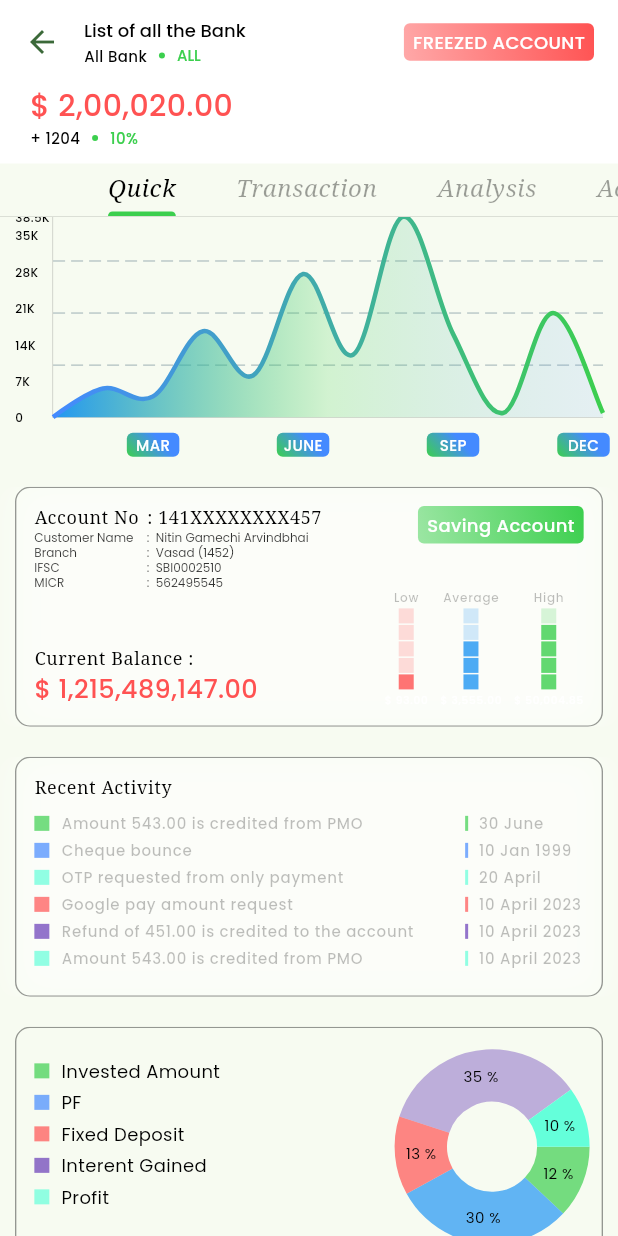
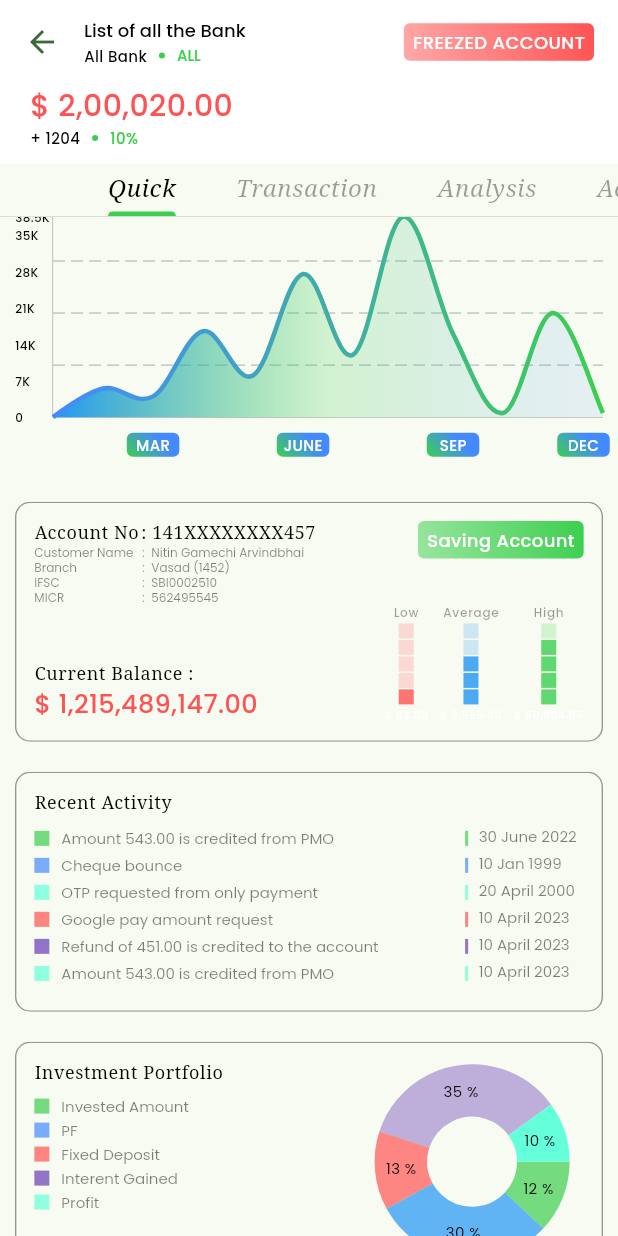
Before and after one commit to GamechiNitin/SimpleBank, a Flutter app: the WatchListScreen screen opened directly, after a tap on the "format list bulleted" icon, after a tap on "All Bank", on a phone screen of 412 x 824 dp. Run offline on Flutter 3.47's test engine with Material 2 defaults, Android fonts, the phone set to English and light mode, and no system bars; drawn by our look-alikes of fl_chart; our stand-ins replace flutter_bloc, google_fonts, shared_preferences; accounts and stored records are empty; network calls fail.

Commit message:
BorderContainer Widget | Bug Fixes | Import Fix

```diff
--- a/lib/utils/colors.dart
+++ b/lib/utils/colors.dart
@@ -14,6 +14,7 @@
 const Color kBlackColor = Colors.black;
 
 Color kHintColor = Colors.black26;
+Color kLightDisabledColor = const Color(0x61000000);
 
 const Color kErrorColor = Colors.redAccent;
 const Color kRedColor = Colors.red;
--- a/lib/utils/import.dart
+++ b/lib/utils/import.dart
@@ -10,7 +10,7 @@
 // Home - BNB
 export 'package:simple_bank/view/screen/market/market_screen.dart';
 export 'package:simple_bank/view/screen/dashboard/dashboard_screen.dart';
-// Home - BNB - Componenr
+// Home - BNB - Component
 export 'package:simple_bank/view/screen/watchlist/watchlist_home/component/watchlist_component.dart';
 
 // Utils
@@ -33,3 +33,4 @@
 export 'package:simple_bank/view/widget/quick_icon_listtile_widget.dart';
 export 'package:simple_bank/view/widget/quick_icon_widget.dart';
 export 'package:simple_bank/view/widget/dm_widget.dart';
+export 'package:simple_bank/view/widget/border_container_widget.dart';
--- a/lib/utils/theme.dart
+++ b/lib/utils/theme.dart
@@ -77,10 +77,10 @@
         color: kBlackColor,
       ),
       labelSmall: GoogleFonts.poppins(
-        color: kHintColor,
+        color: kLightDisabledColor,
       ),
       displaySmall: GoogleFonts.poppins(
-        color: kBlackColor.withOpacity(0.8),
+        color: kBlackColor.withOpacity(0.5),
       ),
     ),
   );
@@ -148,7 +148,7 @@
       labelSmall: GoogleFonts.poppins(color: kLightWhiteColor),
       bodySmall: GoogleFonts.notoSerif(color: kWhiteColor),
       displaySmall: GoogleFonts.poppins(
-        color: kWhiteColor.withOpacity(0.8),
+        color: kWhiteColor.withOpacity(0.6)
       ),
     ),
   );
--- a/lib/view/screen/watchlist/watchlist_details/component/chart_tab_component.dart
+++ b/lib/view/screen/watchlist/watchlist_details/component/chart_tab_component.dart
@@ -33,37 +33,9 @@
 
   @override
   Widget build(BuildContext context) {
-    return ClipRRect(
-      borderRadius: applyBorder != null
-          ? BorderRadius.circular(kBorderRadius)
-          : BorderRadius.zero,
-      child: Container(
-        margin: applyBorder == true
-            ? const EdgeInsets.symmetric(horizontal: 10)
-            : EdgeInsets.zero,
-        padding: const EdgeInsets.symmetric(horizontal: 12, vertical: 12),
-        height: 160,
-        width: double.infinity,
-        decoration: BoxDecoration(
-          borderRadius:
-              applyBorder == true ? BorderRadius.circular(kBorderRadius) : null,
-          color: color.withOpacity(0.2),
-          border: Border.all(
-            color: Theme.of(context)
-                .appBarTheme
-                .titleTextStyle!
-                .color!
-                .withOpacity(0.4),
-            width: 0.9,
-          ),
-          boxShadow: [
-            BoxShadow(
-              blurRadius: 20,
-              spreadRadius: 0,
-              color: color.withAlpha(120),
-            )
-          ],
-        ),
+    return BorderContainerWidget(
+      color: color,
+      applyBorder: applyBorder,
       child: Row(
         crossAxisAlignment: CrossAxisAlignment.start,
         mainAxisAlignment: MainAxisAlignment.spaceBetween,
@@ -78,7 +50,7 @@
                     Row(
                       children: [
                         SizedBox(
-                            width: 75,
+                          width: 71,
                           child: Text(
                             "Account No",
                             style: Theme.of(context).textTheme.bodySmall,
@@ -189,7 +161,6 @@
           ),
         ],
       ),
-      ),
     );
   }
 }
--- a/lib/view/screen/watchlist/watchlist_details/component/pie_chart_component.dart
+++ b/lib/view/screen/watchlist/watchlist_details/component/pie_chart_component.dart
@@ -2,6 +2,7 @@
 import 'package:flutter/material.dart';
 import 'package:simple_bank/utils/colors.dart';
 import 'package:simple_bank/utils/dimens.dart';
+import 'package:simple_bank/view/widget/border_container_widget.dart';
 
 class PieChartComponent extends StatelessWidget {
   const PieChartComponent({super.key, required this.color, this.applyBorder});
@@ -9,65 +10,42 @@
   final bool? applyBorder;
   @override
   Widget build(BuildContext context) {
-    return ClipRRect(
-      borderRadius: applyBorder != null
-          ? BorderRadius.circular(kBorderRadius)
-          : BorderRadius.zero,
-      child: Container(
-        margin: applyBorder == true
-            ? const EdgeInsets.symmetric(horizontal: 10)
-            : EdgeInsets.zero,
-        padding: const EdgeInsets.symmetric(horizontal: 12, vertical: 20),
-        height: 160,
-        width: double.infinity,
-        decoration: BoxDecoration(
-          borderRadius:
-              applyBorder == true ? BorderRadius.circular(kBorderRadius) : null,
-          color: color.withOpacity(0.2),
-          border: Border.all(
-            color: Theme.of(context)
-                .appBarTheme
-                .titleTextStyle!
-                .color!
-                .withOpacity(0.4),
-            width: 0.9,
-          ),
-          boxShadow: [
-            BoxShadow(
-              blurRadius: 20,
-              spreadRadius: 0,
-              color: color.withAlpha(120),
-            )
-          ],
-        ),
+    return BorderContainerWidget(
+      color: color,
+      applyBorder: applyBorder,
       child: Row(
-          crossAxisAlignment: CrossAxisAlignment.center,
         children: [
           Expanded(
             flex: 2,
             child: Column(
-                children: const [
-                  HitPieChart(
+              crossAxisAlignment: CrossAxisAlignment.start,
+              children: [
+                Text(
+                  "Investment Portfolio",
+                  style: Theme.of(context).textTheme.bodySmall,
+                ),
+                const SizedBox(height: 8),
+                const HitPieChart(
                   color: kPrimaryColor,
                   label: "Invested Amount",
                 ),
-                  SizedBox(height: 4),
-                  HitPieChart(
+                const SizedBox(height: 4),
+                const HitPieChart(
                   color: kBlueAccentColor,
                   label: "PF",
                 ),
-                  SizedBox(height: 4),
-                  HitPieChart(
+                const SizedBox(height: 4),
+                const HitPieChart(
                   color: kLightPrimaryColor,
                   label: "Fixed Deposit",
                 ),
-                  SizedBox(height: 4),
-                  HitPieChart(
+                const SizedBox(height: 4),
+                const HitPieChart(
                   color: Colors.deepPurple,
                   label: "Interent Gained",
                 ),
-                  SizedBox(height: 4),
-                  HitPieChart(
+                const SizedBox(height: 4),
+                const HitPieChart(
                   color: Colors.tealAccent,
                   label: "Profit",
                 ),
@@ -138,8 +116,8 @@
               swapAnimationCurve: Curves.linear,
             ),
           ),
+          const SizedBox(width: 16),
         ],
-        ),
       ),
     );
   }
@@ -164,8 +142,8 @@
         ),
         Text(
           label,
-          style: Theme.of(context).textTheme.bodyMedium?.copyWith(
-                fontSize: size12,
+          style: Theme.of(context).textTheme.displaySmall?.copyWith(
+                fontSize: size10,
                 // fontWeight: FontWeight.w500,
               ),
         ),
--- a/lib/view/screen/watchlist/watchlist_details/component/recent_activity_component.dart
+++ b/lib/view/screen/watchlist/watchlist_details/component/recent_activity_component.dart
@@ -1,3 +1,4 @@
+
 import 'package:simple_bank/utils/import.dart';
 
 class RecentActivityComponent extends StatelessWidget {
@@ -15,37 +16,9 @@
   final bool? applyBorder;
   @override
   Widget build(BuildContext context) {
-    return ClipRRect(
-      borderRadius: applyBorder != null
-          ? BorderRadius.circular(kBorderRadius)
-          : BorderRadius.zero,
-      child: Container(
-        margin: applyBorder == true
-            ? const EdgeInsets.symmetric(horizontal: 10)
-            : EdgeInsets.zero,
-        padding: const EdgeInsets.symmetric(horizontal: 12, vertical: 12),
-        height: 160,
-        width: double.infinity,
-        decoration: BoxDecoration(
-          borderRadius:
-              applyBorder == true ? BorderRadius.circular(kBorderRadius) : null,
-          color: color.withOpacity(0.2),
-          border: Border.all(
-            color: Theme.of(context)
-                .appBarTheme
-                .titleTextStyle!
-                .color!
-                .withOpacity(0.4),
-            width: 0.9,
-          ),
-          boxShadow: [
-            BoxShadow(
-              blurRadius: 20,
-              spreadRadius: 0,
-              color: color.withAlpha(120),
-            )
-          ],
-        ),
+    return BorderContainerWidget(
+      color: color,
+      applyBorder: applyBorder,
       child: Column(
         crossAxisAlignment: CrossAxisAlignment.start,
         children: [
@@ -68,7 +41,6 @@
             ),
           ),
         ],
-        ),
       ),
     );
   }
@@ -98,7 +70,7 @@
         Expanded(
           child: Text(
             activity,
-            style: Theme.of(context).textTheme.labelSmall?.copyWith(
+            style: Theme.of(context).textTheme.displaySmall?.copyWith(
                   fontSize: size10,
                 ),
           ),
@@ -115,7 +87,7 @@
           height: 15,
           child: Text(
             date,
-            style: Theme.of(context).textTheme.labelSmall?.copyWith(
+            style: Theme.of(context).textTheme.displaySmall?.copyWith(
                   fontSize: size10,
                 ),
           ),
--- a/lib/view/screen/watchlist/watchlist_details/component/sublabel_component.dart
+++ b/lib/view/screen/watchlist/watchlist_details/component/sublabel_component.dart
@@ -11,7 +11,7 @@
     return Row(
       children: [
         SizedBox(
-          width: 75,
+          width: 72,
           child: Text(
             l1 ?? "",
             style: Theme.of(context).textTheme.displaySmall?.copyWith(
--- a/lib/view/screen/watchlist/watchlist_details/tabs/chart_tabs.dart
+++ b/lib/view/screen/watchlist/watchlist_details/tabs/chart_tabs.dart
@@ -1,11 +1,8 @@
-import 'package:fl_chart/fl_chart.dart';
 import 'package:simple_bank/utils/import.dart';
 import 'package:simple_bank/view/screen/watchlist/watchlist_details/component/chart_tab_component.dart';
 import 'package:simple_bank/view/screen/watchlist/watchlist_details/component/pie_chart_component.dart';
 import 'package:simple_bank/view/screen/watchlist/watchlist_details/component/recent_activity_component.dart';
-import 'package:simple_bank/view/screen/watchlist/watchlist_details/component/sublabel_component.dart';
 import 'package:simple_bank/view/widget/chart/line_chart.dart';
-import 'package:simple_bank/view/widget/chart/mini_hit_bar_chart.dart';
 
 class ChartTab extends StatelessWidget {
   const ChartTab({super.key});
@@ -15,7 +12,7 @@
     return ListView(
       children: [
         const LineChartWidget(),
-        const SizedBox(height: 20),
+        const SizedBox(height: 30),
         ChartTabComponent(
           accountNumber: "141XXXXXXXX457",
           branch: "Vasad (1452)",
@@ -27,7 +24,7 @@
           lowAmount: "93.00",
           averageAmount: "3,555.00",
           highAmount: "50,004.85",
-          color: Theme.of(context).appBarTheme.backgroundColor!,
+          color: Theme.of(context).scaffoldBackgroundColor,
           applyBorder: true,
         ),
         const SizedBox(height: 20),
@@ -57,7 +54,7 @@
             "10 April 2023",
           ],
           applyBorder: true,
-          color: Theme.of(context).appBarTheme.backgroundColor!,
+          color: Theme.of(context).scaffoldBackgroundColor,
         ),
         const SizedBox(height: 20),
         PieChartComponent(
--- a/lib/view/screen/watchlist/watchlist_details/watchlist_details_screen.dart
+++ b/lib/view/screen/watchlist/watchlist_details/watchlist_details_screen.dart
@@ -1,10 +1,7 @@
-import 'dart:developer';
 
 import 'package:simple_bank/utils/import.dart';
 import 'package:simple_bank/view/screen/watchlist/watchlist_details/component/account_info_appbar_component.dart';
 import 'package:simple_bank/view/screen/watchlist/watchlist_details/tabs/chart_tabs.dart';
-import 'package:simple_bank/view/screen/watchlist/watchlist_home/component/grid_component.dart';
-import 'package:simple_bank/view/widget/chart/line_chart.dart';
 import 'package:simple_bank/view/widget/persistent_header.dart';
 import 'package:simple_bank/view/widget/persistent_tabbar.dart';
 
--- /dev/null
+++ b/lib/view/widget/border_container_widget.dart
@@ -0,0 +1,47 @@
+import 'package:simple_bank/utils/import.dart';
+
+class BorderContainerWidget extends StatelessWidget {
+  const BorderContainerWidget(
+      {super.key, this.applyBorder, required this.color, required this.child});
+  final bool? applyBorder;
+  final Color color;
+  final Widget child;
+
+  @override
+  Widget build(BuildContext context) {
+    return ClipRRect(
+      borderRadius: applyBorder != null
+          ? BorderRadius.circular(kBorderRadius)
+          : BorderRadius.zero,
+      child: Container(
+        margin: applyBorder == true
+            ? const EdgeInsets.symmetric(horizontal: 10)
+            : EdgeInsets.zero,
+        padding: const EdgeInsets.symmetric(horizontal: 12, vertical: 12),
+        height: 160,
+        width: double.infinity,
+        decoration: BoxDecoration(
+          borderRadius:
+              applyBorder == true ? BorderRadius.circular(kBorderRadius) : null,
+          color: color.withOpacity(0.2),
+          border: Border.all(
+            color: Theme.of(context)
+                .appBarTheme
+                .titleTextStyle!
+                .color!
+                .withOpacity(0.4),
+            width: 0.9,
+          ),
+          boxShadow: [
+            BoxShadow(
+              blurRadius: 10,
+              spreadRadius: 0,
+              color: color.withAlpha(120),
+            )
+          ],
+        ),
+        child: child,
+      ),
+    );
+  }
+}
```
Lines whose indentation alone changed are shown as unchanged.
